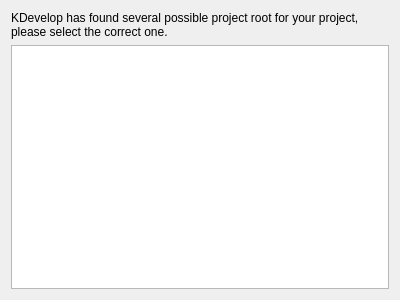
Above: projectmanagers/cmake/cmakepossibleroots.ui from KDE/kdevelop before the change. Below: the same form after it.
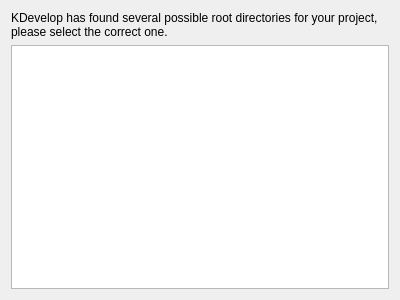
That is the form after the change.

Commit message:
Fix grammar in multiple root directory dialog.
It said "several project root", which should be plural 'roots'.
But I also decided to rephrase as "several root directories".

This couldn't go in 4.6 due to string freeze.

The edit to the form file:
```diff
--- a/projectmanagers/cmake/cmakepossibleroots.ui
+++ b/projectmanagers/cmake/cmakepossibleroots.ui
@@ -13,7 +13,7 @@
    <item>
     <widget class="QLabel" name="label" >
      <property name="text" >
-      <string>KDevelop has found several possible project root for your project, please select the correct one.</string>
+      <string>KDevelop has found several possible root directories for your project, please select the correct one.</string>
      </property>
      <property name="wordWrap" >
       <bool>true</bool>
```
